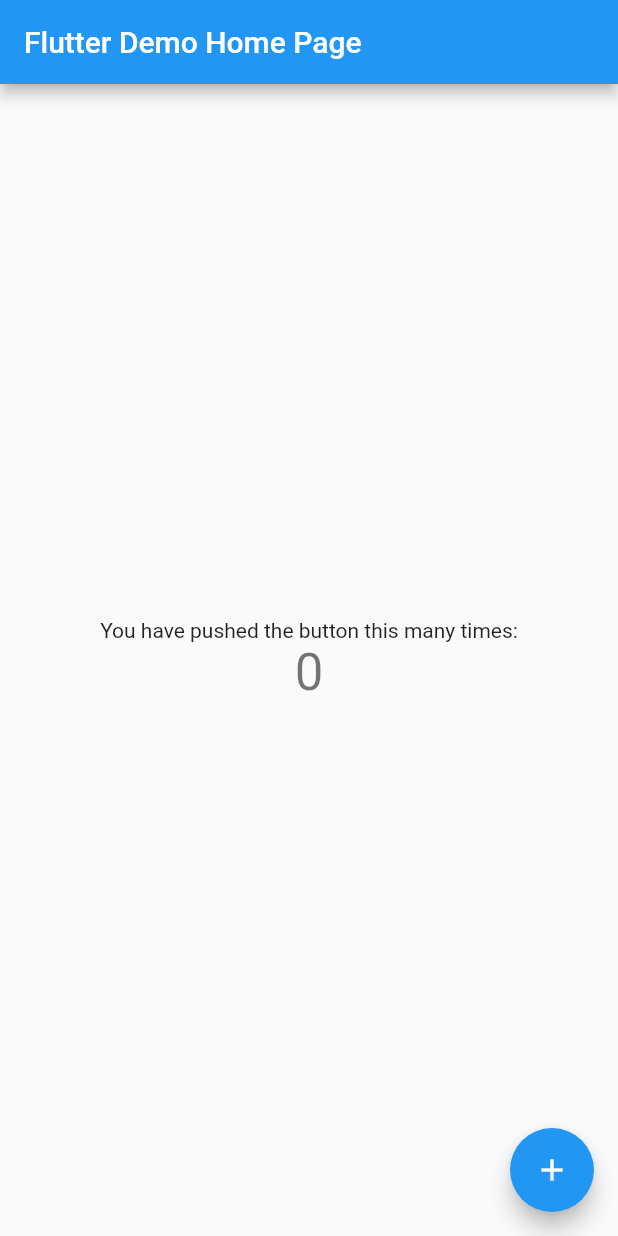
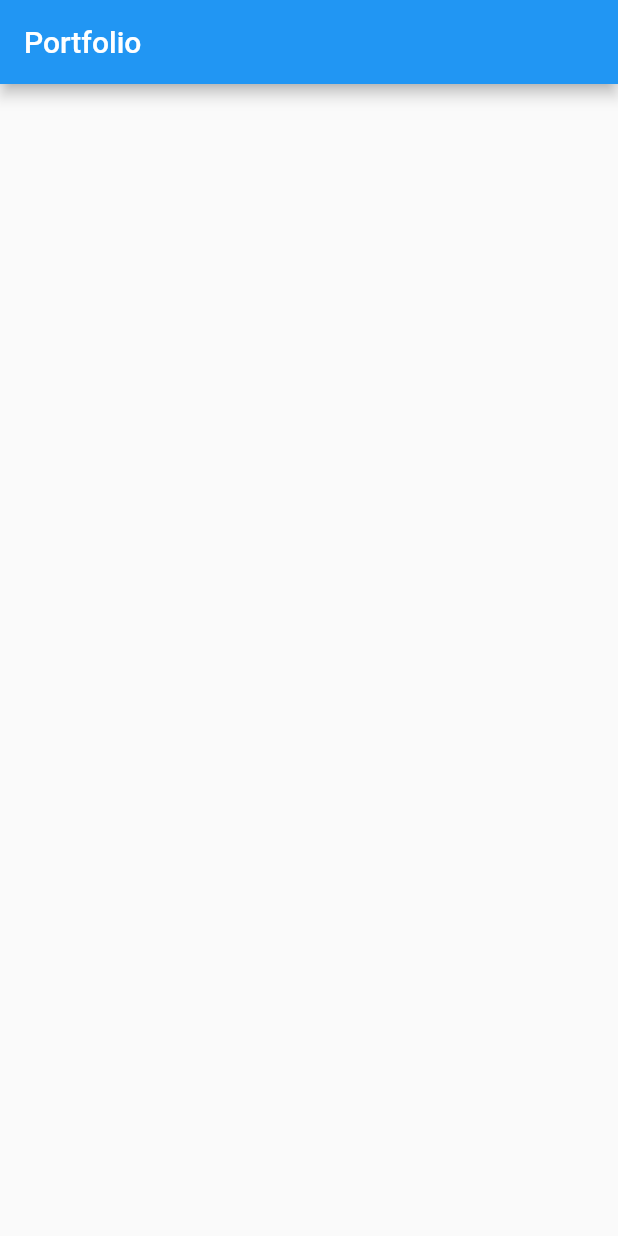
Before and after one commit to nekoGorilla168/portfolio, a Flutter app: the screen it shows after launch, on a phone screen of 412 x 824 dp. Run offline on Flutter 3.47's test engine with Material 2 defaults, Android fonts, the phone set to English and light mode, and no system bars.

Commit message:
second commit

```diff
--- a/lib/main.dart
+++ b/lib/main.dart
@@ -1,111 +1,4 @@
 import 'package:flutter/material.dart';
+import 'package:portfolio/view/app.dart';
 
-void main() => runApp(MyApp());
-
-class MyApp extends StatelessWidget {
-  // This widget is the root of your application.
-  @override
-  Widget build(BuildContext context) {
-    return MaterialApp(
-      title: 'Flutter Demo',
-      theme: ThemeData(
-        // This is the theme of your application.
-        //
-        // Try running your application with "flutter run". You'll see the
-        // application has a blue toolbar. Then, without quitting the app, try
-        // changing the primarySwatch below to Colors.green and then invoke
-        // "hot reload" (press "r" in the console where you ran "flutter run",
-        // or simply save your changes to "hot reload" in a Flutter IDE).
-        // Notice that the counter didn't reset back to zero; the application
-        // is not restarted.
-        primarySwatch: Colors.blue,
-      ),
-      home: MyHomePage(title: 'Flutter Demo Home Page'),
-    );
-  }
-}
-
-class MyHomePage extends StatefulWidget {
-  MyHomePage({Key key, this.title}) : super(key: key);
-
-  // This widget is the home page of your application. It is stateful, meaning
-  // that it has a State object (defined below) that contains fields that affect
-  // how it looks.
-
-  // This class is the configuration for the state. It holds the values (in this
-  // case the title) provided by the parent (in this case the App widget) and
-  // used by the build method of the State. Fields in a Widget subclass are
-  // always marked "final".
-
-  final String title;
-
-  @override
-  _MyHomePageState createState() => _MyHomePageState();
-}
-
-class _MyHomePageState extends State<MyHomePage> {
-  int _counter = 0;
-
-  void _incrementCounter() {
-    setState(() {
-      // This call to setState tells the Flutter framework that something has
-      // changed in this State, which causes it to rerun the build method below
-      // so that the display can reflect the updated values. If we changed
-      // _counter without calling setState(), then the build method would not be
-      // called again, and so nothing would appear to happen.
-      _counter++;
-    });
-  }
-
-  @override
-  Widget build(BuildContext context) {
-    // This method is rerun every time setState is called, for instance as done
-    // by the _incrementCounter method above.
-    //
-    // The Flutter framework has been optimized to make rerunning build methods
-    // fast, so that you can just rebuild anything that needs updating rather
-    // than having to individually change instances of widgets.
-    return Scaffold(
-      appBar: AppBar(
-        // Here we take the value from the MyHomePage object that was created by
-        // the App.build method, and use it to set our appbar title.
-        title: Text(widget.title),
-      ),
-      body: Center(
-        // Center is a layout widget. It takes a single child and positions it
-        // in the middle of the parent.
-        child: Column(
-          // Column is also a layout widget. It takes a list of children and
-          // arranges them vertically. By default, it sizes itself to fit its
-          // children horizontally, and tries to be as tall as its parent.
-          //
-          // Invoke "debug painting" (press "p" in the console, choose the
-          // "Toggle Debug Paint" action from the Flutter Inspector in Android
-          // Studio, or the "Toggle Debug Paint" command in Visual Studio Code)
-          // to see the wireframe for each widget.
-          //
-          // Column has various properties to control how it sizes itself and
-          // how it positions its children. Here we use mainAxisAlignment to
-          // center the children vertically; the main axis here is the vertical
-          // axis because Columns are vertical (the cross axis would be
-          // horizontal).
-          mainAxisAlignment: MainAxisAlignment.center,
-          children: <Widget>[
-            Text(
-              'You have pushed the button this many times:',
-            ),
-            Text(
-              '$_counter',
-              style: Theme.of(context).textTheme.headline4,
-            ),
-          ],
-        ),
-      ),
-      floatingActionButton: FloatingActionButton(
-        onPressed: _incrementCounter,
-        tooltip: 'Increment',
-        child: Icon(Icons.add),
-      ), // This trailing comma makes auto-formatting nicer for build methods.
-    );
-  }
-}
+void main() => runApp(PortfolioApp());
--- /dev/null
+++ b/lib/view/app.dart
@@ -0,0 +1,12 @@
+import 'package:flutter/material.dart';
+import 'package:portfolio/view/home/home.dart';
+
+class PortfolioApp extends StatelessWidget {
+  @override
+  Widget build(BuildContext context) {
+    return MaterialApp(
+      debugShowCheckedModeBanner: false,
+      home: PortfolioHome(),
+    );
+  }
+}
--- /dev/null
+++ b/lib/view/home/home.dart
@@ -0,0 +1,14 @@
+import 'package:flutter/material.dart';
+
+class PortfolioHome extends StatelessWidget {
+  @override
+  Widget build(BuildContext context) {
+    // TODO: implement build
+    return SafeArea(
+        child: Scaffold(
+      appBar: AppBar(
+        title: Text('Portfolio'),
+      ),
+    ));
+  }
+}
```
